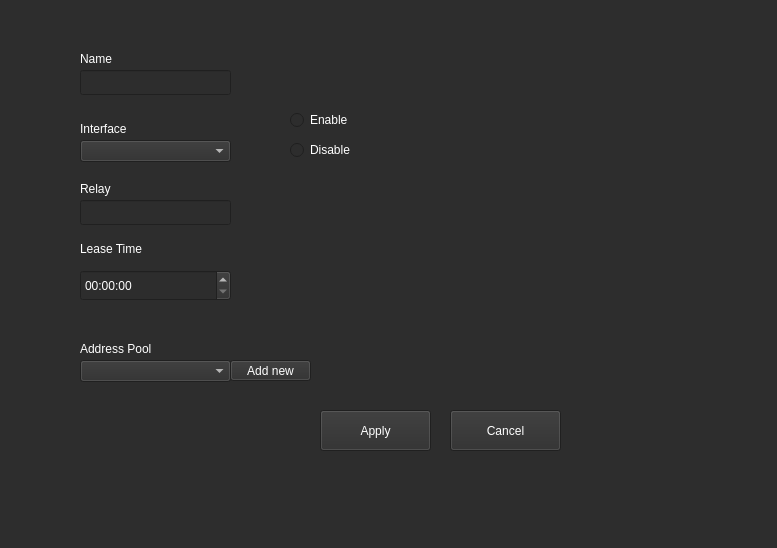
First picture: the form in UI/DHCPConfig.ui, repository monico18/LTI-SDN-Controller, before the edit.
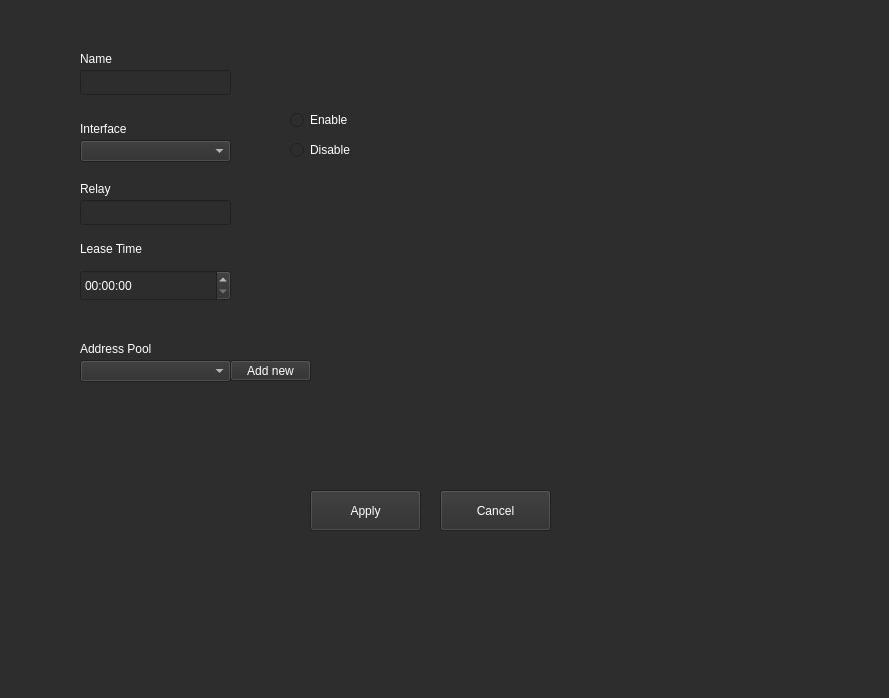
Second picture: the form after the edit.

Diff of the .ui file:
```diff
--- a/UI/DHCPConfig.ui
+++ b/UI/DHCPConfig.ui
@@ -6,8 +6,8 @@
    <rect>
     <x>0</x>
     <y>0</y>
-    <width>777</width>
-    <height>548</height>
+    <width>889</width>
+    <height>698</height>
    </rect>
   </property>
   <property name="windowTitle">
@@ -19,8 +19,8 @@
   <widget class="QPushButton" name="btn_update_dhcp">
    <property name="geometry">
     <rect>
-     <x>320</x>
-     <y>410</y>
+     <x>310</x>
+     <y>490</y>
      <width>111</width>
      <height>41</height>
     </rect>
@@ -526,8 +526,8 @@
   <widget class="QPushButton" name="btn_cancel_dhcp">
    <property name="geometry">
     <rect>
-     <x>450</x>
-     <y>410</y>
+     <x>440</x>
+     <y>490</y>
      <width>111</width>
      <height>41</height>
     </rect>
```
Left out of the diff: 27 changed lines with no effect on the pictures.
